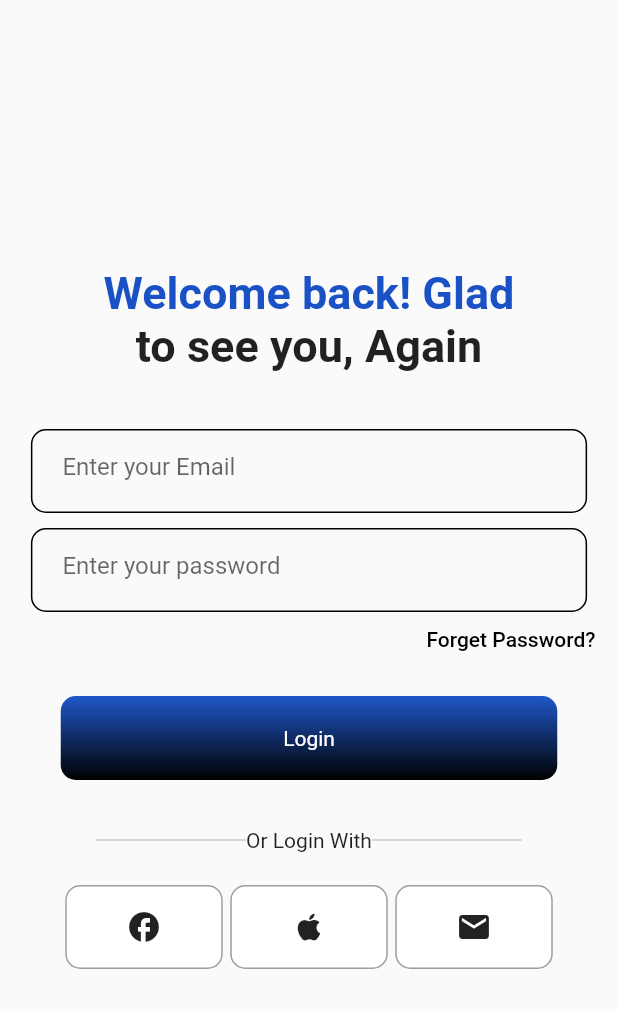
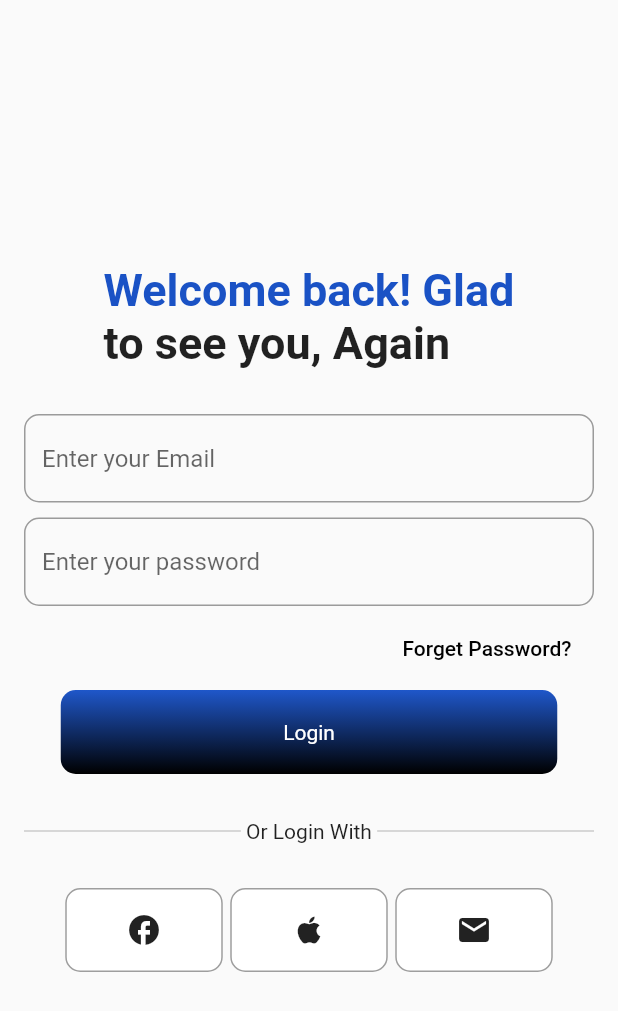
Before and after one commit to AsraAijaz17/FYP_Mobileapp, a Flutter app: the screen it shows after launch, on a phone screen of 412 x 824 dp. Shown: the top 1011 px of the screen. Run offline on Flutter 3.47's test engine with Material 2 defaults, Android fonts, the phone set to English and light mode, and no system bars.

Commit message:
enhancement in code

```diff
--- a/lib/LoginScreen/login.dart
+++ b/lib/LoginScreen/login.dart
@@ -1,3 +1,4 @@
+// PURI FILE ME JAHAN BHI BLUE LINE AYE WAHAN "const" LAGADO
 import 'package:flutter/material.dart';
 
 class LoginScreen extends StatefulWidget {
@@ -12,14 +13,20 @@ class _LoginScreenState extends State<LoginScreen> {
   Widget build(BuildContext context) {
     return Scaffold(
         body: SafeArea(
-          child: Center(
+      child: Padding(
+        padding: const EdgeInsets.all(
+            16.0), // YAHAN PADDING ADD KARO AB PAGE ME KAHIN BHI LEFT RIGHT ADD NAHI KARNI PADYGI
+        // child: Center(  // IS CENTER KI KIYA ZARURT HE ???????
         child: Column(
           mainAxisAlignment: MainAxisAlignment.center,
           children: [
-            Container(
-              height: 78,
-              width: 280,
-              child: const Column(
+            // Container( // IS CONTAINER KI NEED NAHI HE YAHAN COLUMN K ANDAR COLUMN AS A CONTAINER HI KAM KAR RHA HE AIK TRAH CONTAINER KI NEED NAHI
+            //   height: 78,
+            //   width: 280,
+            // child:
+            const Column(
+              crossAxisAlignment: CrossAxisAlignment
+                  .start, // ab isky dono child text hein dono ko left align karne k liye isko Start kardo
               children: [
                 Text(
                   "Welcome back! Glad",
@@ -34,7 +41,7 @@ class _LoginScreenState extends State<LoginScreen> {
                 ),
               ],
             ),
-            ),
+            // ),
 
             //-----------------------------------------------------
 
@@ -44,19 +51,33 @@ class _LoginScreenState extends State<LoginScreen> {
 
             //---------------------------------------------------
 
-            Container(
-              padding: EdgeInsets.only(left: 20),
-              width: MediaQuery.of(context).size.width * 0.9,
-              height: 56,
-              decoration: BoxDecoration(
-                  borderRadius: BorderRadius.circular(10),
-                  border: Border.all(color: Colors.black, width: 1)),
-              child: TextField(
+            // Container(
+            //   padding: EdgeInsets.only(left: 20),
+            //   width: MediaQuery.of(context).size.width * 0.9,
+            //   height: 56,
+            //   decoration: BoxDecoration(
+            //       borderRadius: BorderRadius.circular(10),
+            //       border: Border.all(color: Colors.black, width: 1)),
+            //   child: TextField(
+            //     decoration: InputDecoration(
+            //       hintText: "Enter your Email",
+            //       border: InputBorder.none,
+            //     ),
+            //   ),
+            // ),
+            // FLUTTER ME TEXTFIELD KI JAGAH TEXTFORMFIELD USE KARO, OR KOSHISH KARO K WIDGET KO EXPLORE KARO WIDGET K ANDAR PROPERTIES ME SAB KAM HOJATY HEIN.
+            TextFormField(
               decoration: InputDecoration(
                 hintText: "Enter your Email",
-                  border: InputBorder.none,
+                border: OutlineInputBorder(
+                  borderRadius: BorderRadius.circular(10),
+                  borderSide: const BorderSide(
+                    color: Colors.black,
+                    width: 1,
                   ),
                 ),
+              ),
+              keyboardType: TextInputType.emailAddress,
             ),
 
             //---------------------------------------------------
@@ -67,23 +88,36 @@ class _LoginScreenState extends State<LoginScreen> {
 
             //---------------------------------------------------
 
-            Container(
-              padding: EdgeInsets.only(left: 20),
-              width: MediaQuery.of(context).size.width * 0.9,
-              height: 56,
-              decoration: BoxDecoration(
+            // Container(
+            //   padding: EdgeInsets.only(left: 20),
+            //   width: MediaQuery.of(context).size.width * 0.9,
+            //   height: 56,
+            //   decoration: BoxDecoration(
+            //       borderRadius: BorderRadius.circular(10),
+            //       border: Border.all(color: Colors.black, width: 1)),
+            //   child: TextField(
+            //     decoration: InputDecoration(
+            //         border: InputBorder.none, hintText: "Enter your password"),
+            //   ),
+            // ),
+            TextFormField(
+              decoration: InputDecoration(
+                hintText: "Enter your password",
+                border: OutlineInputBorder(
                   borderRadius: BorderRadius.circular(10),
-                  border: Border.all(color: Colors.black, width: 1)),
-              child: TextField(
-                decoration: InputDecoration(
-                    border: InputBorder.none, hintText: "Enter your password"),
+                  borderSide: const BorderSide(
+                    color: Colors.black,
+                    width: 1,
                   ),
+                ),
+              ),
+              keyboardType: TextInputType.visiblePassword,
             ),
 
             //---------------------------------------------------
 
             const SizedBox(
-              height: 10,
+              height: 20, // 10 KI JAGA 20 KARDIA FORGET BUTTON CENTER ME ATA HE AKSAR
             ),
 
             //---------------------------------------------------
@@ -105,59 +139,91 @@ class _LoginScreenState extends State<LoginScreen> {
             //---------------------------------------------------
 
             const SizedBox(
-              height: 30,
+              height: 20, // 30 KI JAGA 20 KARDIA
             ),
 
             //---------------------------------------------------
 
-            Container(
+            // Container(
+            //   width: 331,
+            //   height: 56,
+            //   decoration: BoxDecoration(
+            //       borderRadius: BorderRadius.circular(10),
+            //       gradient: const LinearGradient(colors: [
+            //         Color(0xFF1F57CA),
+            //         Color(0xFF000000),
+            //       ], begin: Alignment.topLeft, end: Alignment.bottomLeft)),
+            //   child: const Center(
+            //     child: Text(
+            //       "Login",
+            //       style: TextStyle(color: Colors.white),
+            //     ),
+            //   ),
+            // ),
+            Ink(
+              decoration: BoxDecoration(
+                borderRadius: BorderRadius.circular(10),
+                gradient: const LinearGradient(
+                  colors: [
+                    Color(0xFF1F57CA),
+                    Color(0xFF000000),
+                  ],
+                  begin: Alignment.topLeft,
+                  end: Alignment.bottomLeft,
+                ),
+              ),
+              child: InkWell(
+                borderRadius: BorderRadius.circular(10),
+                onTap: () {},
+                child: Container(
                   width: 331,
                   height: 56,
-              decoration: BoxDecoration(
-                  borderRadius: BorderRadius.circular(10),
-                  gradient: LinearGradient(colors: [
-                    Color(0xFF1F57CA),
-                    Color(0xFF000000),
-                  ], begin: Alignment.topLeft, end: Alignment.bottomLeft)),
-              child: Center(
-                child: Text(
+                  alignment: Alignment.center,
+                  child: const Text(
                     "Login",
                     style: TextStyle(color: Colors.white),
                   ),
                 ),
               ),
-
+            ),
+            //BUTTON HAMESHA RESPONSIVE HONA CHHAYE DABAO TO PATA CHALY, KYUNKY TUMHE GRADIIENT USE KARNA THA TO ELEVATED BUTTON US ENAHI KAR SKTY THY TUMNE ACHA KAM KIA BAS BUTTON KO DABANY SE KUCH HONA BHI CHAHYE THA,
+            // AB MENE KIA KIYA BUTTON KO INKWEEL ME WRAP KAR DIAYA. LEKIN INKWELL HAMESHA TAB CHALTA HE JAB USKA PARENT WIDGET K PASS KOI COLOR HO YA TO USKA PARENT WIDGET MATERIAL WIDGET HO, AB YAHA TO USKY APRENT K PAS COLOR THA NAHI KYUNKY WO HI PARENT THA TO MENE INKWELL KA BHI AIK PARENT BANA DIA USKO INK WIDGET K NAM SE, YE CONTAINER KI TRAH HI HOTA HE BAS ISKA KAM HOTA HE INKWELL KO BASE PROVIDE KARNA YA INK PROVIDE KARN AK DABANY PAR EFFECT AJAYE, AKSAR CASES ME HAMEIN INKWELL PE DIRECT SPLASH KA EFFECT DIKH JATA HE LEKIN WAHAN HOTA YE HE K INKWELL K PARENT K PAS COLOR HOTA HE CHILD K PAS NAHI HOTA, AGAR INKWELL K CHILD KO COLOR DO GY TO SPLASH EFFECT DIKHYGA NAHI , AB BUTTON DABAO TO PATA CHALY GA K BUTTON DAB GYA HE YA NAHI
             //---------------------------------------------------
 
-            SizedBox(height: 20),
+            const SizedBox(height: 30), // 20 KI JAGA 30 KARDIA
 
             //---------------------------------------------------
 
             const Row(
               mainAxisAlignment: MainAxisAlignment.center,
               children: [
-                SizedBox(
-                  width: 100,
-                  child: Divider(
-                    color: Colors.grey,
-                    thickness: 0.5,
-                  ),
-                ),
-                Text("Or Login With"),
-                SizedBox(
-                  height: 40,
-                ),
-                SizedBox(
-                  width: 100,
-                  child: Divider(
-                    color: Colors.grey,
-                    thickness: 0.5,
-                  ),
-                )
+                // SizedBox(
+                //   width: 100,
+                //   child: Divider(
+                //     color: Colors.grey,
+                //     thickness: 0.5,
+                //   ),
+                // ),
+                Expanded(child: Divider(color: Colors.grey, thickness: 0.5)),
+                Text(" Or Login With "),
+                Expanded(child: Divider(color: Colors.grey, thickness: 0.5)),
+                //EXPANDED USE KARO YAHAN LEFT RIGHT ME AGAR SPACE BHI DENA HO YA KISI CHZ KO CENTER ME RAKHNA HO OR LEFT RIGHT ME BRABAR KI JAGA RAKGHNI HO TO EXPANDED USE KARO
+
+                // SizedBox(
+                //   height: 40,
+                // ), // ISKI YAHAN KIYA ZARURT THI? HEIGHT K LIYE TO HAM NICHY DENGE NA SIZED BOX
+
+                // SizedBox(
+                //   width: 100,
+                //   child: Divider(
+                //     color: Colors.grey,
+                //     thickness: 0.5,
+                //   ),
+                // )
               ],
             ),
-            SizedBox(
-              height: 10,
+            const SizedBox(
+              height: 30, // YAHAN DOGI TO HEIGHT BARH JAYEGI 10 KI JAGA 30 KARDIA
             ),
             Row(
               mainAxisAlignment: MainAxisAlignment.center,
@@ -169,9 +235,9 @@ class _LoginScreenState extends State<LoginScreen> {
                       border: Border.all(width: 1, color: Colors.grey),
                       color: Colors.white,
                       borderRadius: BorderRadius.circular(10)),
-                  child: Icon(Icons.facebook),
+                  child: const Icon(Icons.facebook),
                 ),
-                SizedBox(
+                const SizedBox(
                   width: 5,
                 ),
                 Container(
@@ -181,9 +247,9 @@ class _LoginScreenState extends State<LoginScreen> {
                       border: Border.all(width: 1, color: Colors.grey),
                       color: Colors.white,
                       borderRadius: BorderRadius.circular(10)),
-                  child: Icon(Icons.apple),
+                  child: const Icon(Icons.apple),
                 ),
-                SizedBox(
+                const SizedBox(
                   width: 5,
                 ),
                 Container(
@@ -193,14 +259,16 @@ class _LoginScreenState extends State<LoginScreen> {
                       border: Border.all(width: 1, color: Colors.grey),
                       color: Colors.white,
                       borderRadius: BorderRadius.circular(10)),
-                  child: Icon(Icons.email),
+                  child: const Icon(Icons.email),
                 ),
               ],
             )
             //---------------------------------------------------
           ],
         ),
-      )),
+      ),
+    )
+        // ),
         );
   }
 }
```
Lines whose indentation alone changed are shown as unchanged.
